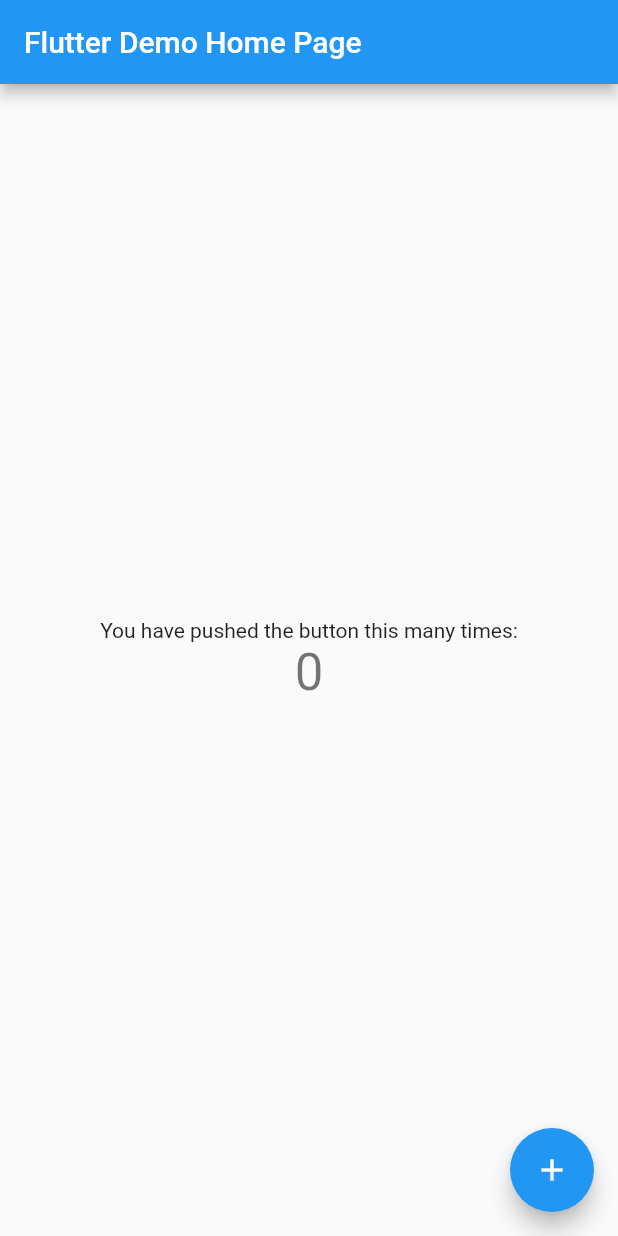
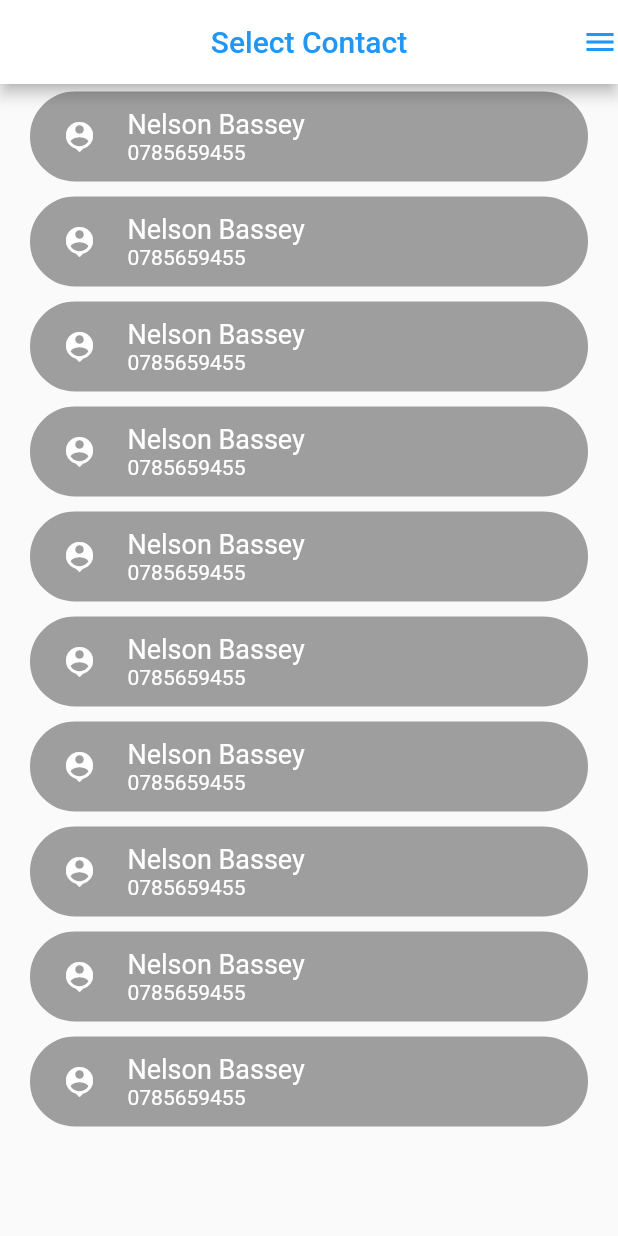
Before and after one commit to nellybaz/chatApp_DSC_Build_Day, a Flutter app: the screen it shows after launch, on a phone screen of 412 x 824 dp. Run offline on Flutter 3.47's test engine with Material 2 defaults, Android fonts, the phone set to English and light mode, and no system bars; our stand-ins replace cloud_firestore; accounts and stored records are empty.

Commit message:
add: design contact listing and chat page

```diff
--- a/lib/main.dart
+++ b/lib/main.dart
@@ -1,111 +1,177 @@
 import 'package:flutter/material.dart';
+import 'package:chat_app/utils/db.dart';
 
-void main() => runApp(MyApp());
+void main() => runApp(ChatApp());
 
-class MyApp extends StatelessWidget {
-  // This widget is the root of your application.
+class ChatApp extends StatelessWidget{
   @override
-  Widget build(BuildContext context) {
+  build(context){
     return MaterialApp(
-      title: 'Flutter Demo',
-      theme: ThemeData(
-        // This is the theme of your application.
-        //
-        // Try running your application with "flutter run". You'll see the
-        // application has a blue toolbar. Then, without quitting the app, try
-        // changing the primarySwatch below to Colors.green and then invoke
-        // "hot reload" (press "r" in the console where you ran "flutter run",
-        // or simply save your changes to "hot reload" in a Flutter IDE).
-        // Notice that the counter didn't reset back to zero; the application
-        // is not restarted.
-        primarySwatch: Colors.blue,
-      ),
-      home: MyHomePage(title: 'Flutter Demo Home Page'),
+      debugShowCheckedModeBanner: false,
+      home: HomePage(),
     );
   }
 }
 
-class MyHomePage extends StatefulWidget {
-  MyHomePage({Key key, this.title}) : super(key: key);
+class HomePage extends StatefulWidget{
+  @override
+  createState() => _HomePageState();
+}
 
-  // This widget is the home page of your application. It is stateful, meaning
-  // that it has a State object (defined below) that contains fields that affect
-  // how it looks.
 
-  // This class is the configuration for the state. It holds the values (in this
-  // case the title) provided by the parent (in this case the App widget) and
-  // used by the build method of the State. Fields in a Widget subclass are
-  // always marked "final".
+class _HomePageState extends State<HomePage>{
+  @override
+  build(context){
+    return Scaffold(
+      appBar: AppBar(title: Text("Select Contact", style: TextStyle(color: Colors.blue),), centerTitle:  true,
+      actions: <Widget>[Icon(Icons.menu, color: Colors.blue,)],
+        backgroundColor: Colors.white,
+      ),
+      body: ListView(
+        children: makeCards(),
+      ),
+    );
+  }
 
-  final String title;
+
+  makeCards(){
+    Widget card = GestureDetector(
+      onTap: (){
+        Navigator.pushReplacement(context, MaterialPageRoute(builder: (context)=> ChatPage()));
+      },
+      child:
+    Center(child:Container(
+      padding: EdgeInsets.symmetric(horizontal: 20),
+      height: 60,
+      margin: EdgeInsets.symmetric(horizontal: 20, vertical: 5),
+      width: double.infinity,
+      decoration: BoxDecoration(
+        color: Colors.grey,
+        border: Border.all(color: Colors.grey),
+        borderRadius: BorderRadius.circular(40),
+      ),
+      child: Row(
+        children: <Widget>[
+          Icon(Icons.person_pin, color: Colors.white,),
+          SizedBox(width: 20,),
+          Column(
+            mainAxisAlignment: MainAxisAlignment.center,
+            crossAxisAlignment: CrossAxisAlignment.start,
+            children: <Widget>[
+              Text("Nelson Bassey",style: TextStyle(color: Colors.white, fontSize: 18),),
+              Text("0785659455", style: TextStyle(color: Colors.white),),
+            ],
+          )
+        ],
+      ),
+    )
+    )
+    );
+    List<Widget> tmp = [];
+
+    for(int i=0; i < 10; i++){
+      tmp.add(card);
+    }
+
+    return tmp;
+  }
+}
+
+class ChatPage extends StatefulWidget{
+
 
   @override
-  _MyHomePageState createState() => _MyHomePageState();
+  createState() => _ChatPageState();
 }
 
-class _MyHomePageState extends State<MyHomePage> {
-  int _counter = 0;
+class _ChatPageState extends State<ChatPage>{
 
-  void _incrementCounter() {
-    setState(() {
-      // This call to setState tells the Flutter framework that something has
-      // changed in this State, which causes it to rerun the build method below
-      // so that the display can reflect the updated values. If we changed
-      // _counter without calling setState(), then the build method would not be
-      // called again, and so nothing would appear to happen.
-      _counter++;
-    });
+  @override
+  build(context){
+    return Scaffold(
+      appBar: AppBar(
+        title: Text("Chatting with...")
+      ),
+
+      body: Container(
+        padding: EdgeInsets.all(20),
+        child:
+        ListView(
+          children: chatsDisplay()
+        ),
+      ),
+    );
   }
 
-  @override
-  Widget build(BuildContext context) {
-    // This method is rerun every time setState is called, for instance as done
-    // by the _incrementCounter method above.
-    //
-    // The Flutter framework has been optimized to make rerunning build methods
-    // fast, so that you can just rebuild anything that needs updating rather
-    // than having to individually change instances of widgets.
-    return Scaffold(
-      appBar: AppBar(
-        // Here we take the value from the MyHomePage object that was created by
-        // the App.build method, and use it to set our appbar title.
-        title: Text(widget.title),
+  chatsDisplay(){
+    Widget chatCard = Container(
+      margin: EdgeInsets.only(bottom: 10),
+      padding: EdgeInsets.all(20),
+      height: 150,
+      width: double.infinity,
+      decoration: BoxDecoration(
+        color: Colors.grey,
+        borderRadius: BorderRadius.only(topRight: Radius.circular(40),
+          bottomRight: Radius.circular(40), bottomLeft: Radius.circular(40),)
       ),
-      body: Center(
-        // Center is a layout widget. It takes a single child and positions it
-        // in the middle of the parent.
-        child: Column(
-          // Column is also a layout widget. It takes a list of children and
-          // arranges them vertically. By default, it sizes itself to fit its
-          // children horizontally, and tries to be as tall as its parent.
-          //
-          // Invoke "debug painting" (press "p" in the console, choose the
-          // "Toggle Debug Paint" action from the Flutter Inspector in Android
-          // Studio, or the "Toggle Debug Paint" command in Visual Studio Code)
-          // to see the wireframe for each widget.
-          //
-          // Column has various properties to control how it sizes itself and
-          // how it positions its children. Here we use mainAxisAlignment to
-          // center the children vertically; the main axis here is the vertical
-          // axis because Columns are vertical (the cross axis would be
-          // horizontal).
-          mainAxisAlignment: MainAxisAlignment.center,
+
+      child: Row(
+        crossAxisAlignment: CrossAxisAlignment.start,
+        children: <Widget>[
+          Icon(Icons.person_pin, size: 50, color: Colors.white,),
+          Text("hi there just wanted to say", style: TextStyle(fontSize: 16,
+              color: Colors.white),),
+
+
+
+        ],
+      )
+    );
+
+    Widget chatCard2 = Container(
+        margin: EdgeInsets.only(bottom: 10),
+        padding: EdgeInsets.all(20),
+        height: 150,
+        width: double.infinity,
+        decoration: BoxDecoration(
+            color: Colors.orangeAccent,
+            borderRadius: BorderRadius.only(topLeft: Radius.circular(40),
+              bottomRight: Radius.circular(40), bottomLeft: Radius.circular(40),)
+        ),
+
+        child: Row(
+          crossAxisAlignment: CrossAxisAlignment.start,
           children: <Widget>[
-            Text(
-              'You have pushed the button this many times:',
+            Expanded(
+              flex: 8,
+              child: Text("hi there just wanted to say", textAlign: TextAlign.right, style: TextStyle(fontSize: 16,
+                  color: Colors.white),),
             ),
-            Text(
-              '$_counter',
-              style: Theme.of(context).textTheme.display1,
-            ),
+            Expanded(
+              flex: 2,
+              child: Icon(Icons.person_pin, size: 50, color: Colors.white,),
+            )
+
+
+
+
           ],
-        ),
-      ),
-      floatingActionButton: FloatingActionButton(
-        onPressed: _incrementCounter,
-        tooltip: 'Increment',
-        child: Icon(Icons.add),
-      ), // This trailing comma makes auto-formatting nicer for build methods.
+        )
     );
+
+
+    List<Widget> tmp = [];
+    for(int i=0; i < 5; i++){
+     if(i%2 == 0){
+       tmp.add
+         (chatCard);
+     }
+     else{
+       tmp.add
+         (chatCard2);
+     }
+    }
+
+    return tmp;
   }
 }
```
